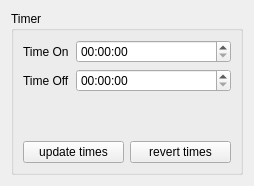
Before: the Qt Designer form QHardwareKontrol/timer.ui in pleasuretek/openGreenHouse, drawn with Qt 5.
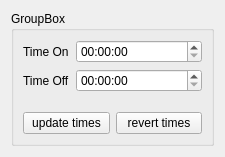
After: the same form once the commit is applied.

Commit message: Timer, Target, Tincrement are subclasses of Relay base.  Added nutrient tracker. modified How to. updated database diagram

Diff of the .ui file:
```diff
--- a/QHardwareKontrol/timer.ui
+++ b/QHardwareKontrol/timer.ui
@@ -6,10 +6,16 @@
    <rect>
     <x>0</x>
     <y>0</y>
-    <width>254</width>
-    <height>186</height>
+    <width>225</width>
+    <height>157</height>
    </rect>
   </property>
+  <property name="minimumSize">
+   <size>
+    <width>150</width>
+    <height>100</height>
+   </size>
+  </property>
   <property name="windowTitle">
    <string>Form</string>
   </property>
@@ -17,7 +23,7 @@
    <item>
     <widget class="QGroupBox" name="timerLabel">
      <property name="title">
-      <string>Timer</string>
+      <string>GroupBox</string>
      </property>
      <layout class="QVBoxLayout" name="verticalLayout">
       <item>
```
Left out of the diff: 2 changed lines with no effect on the pictures. The commit also changes 68 other files.
